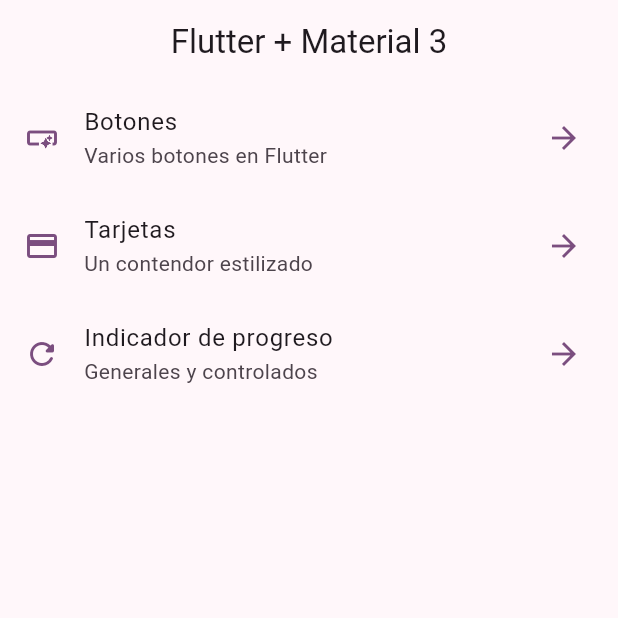
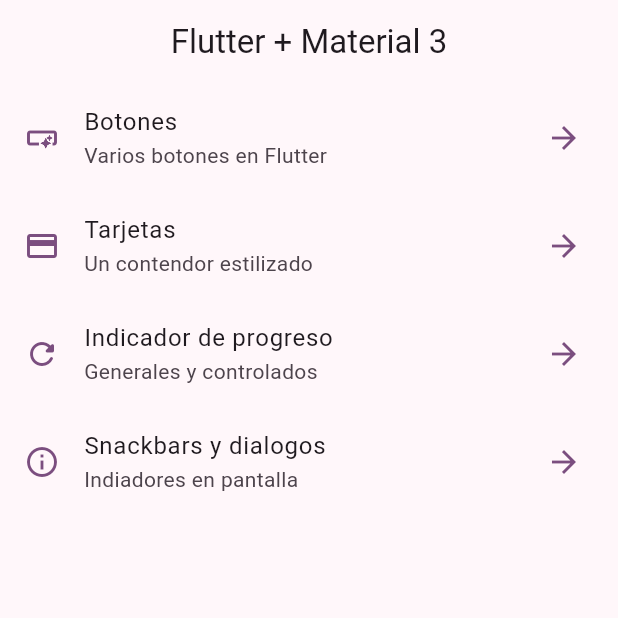
Before and after one commit to SergioBGISC99/widgets_app, a Flutter app: the screen it shows after launch, on a phone screen of 412 x 824 dp, the top half of it. Run offline on Flutter 3.47's test engine with Material 2 defaults, Android fonts, the phone set to English and light mode, and no system bars; our stand-ins replace go_router.

Commit message:
snackbars terminados

```diff
--- a/lib/config/menu/menu_items.dart
+++ b/lib/config/menu/menu_items.dart
@@ -28,5 +28,10 @@ const appMenuItems = <MenuItem>[
       title: 'Indicador de progreso',
       subtitle: 'Generales y controlados',
       link: '/progress',
-      icon: Icons.refresh_rounded)
+      icon: Icons.refresh_rounded),
+  MenuItem(
+      title: 'Snackbars y dialogos',
+      subtitle: 'Indiadores en pantalla',
+      link: '/snackbars',
+      icon: Icons.info_outline)
 ];
--- a/lib/config/router/app_router.dart
+++ b/lib/config/router/app_router.dart
@@ -18,4 +18,8 @@ final appRouter = GoRouter(initialLocation: '/', routes: [
       path: '/progress',
       name: ProgressScreen.name,
       builder: (context, state) => const ProgressScreen()),
+  GoRoute(
+      path: '/snackbars',
+      name: SnackbarScreen.name,
+      builder: (context, state) => const SnackbarScreen()),
 ]);
```
Also changed, not shown: lib/presentation/screen/snackbar/snackbar_screen.dart (+26 -1 lines), 1 other file.
